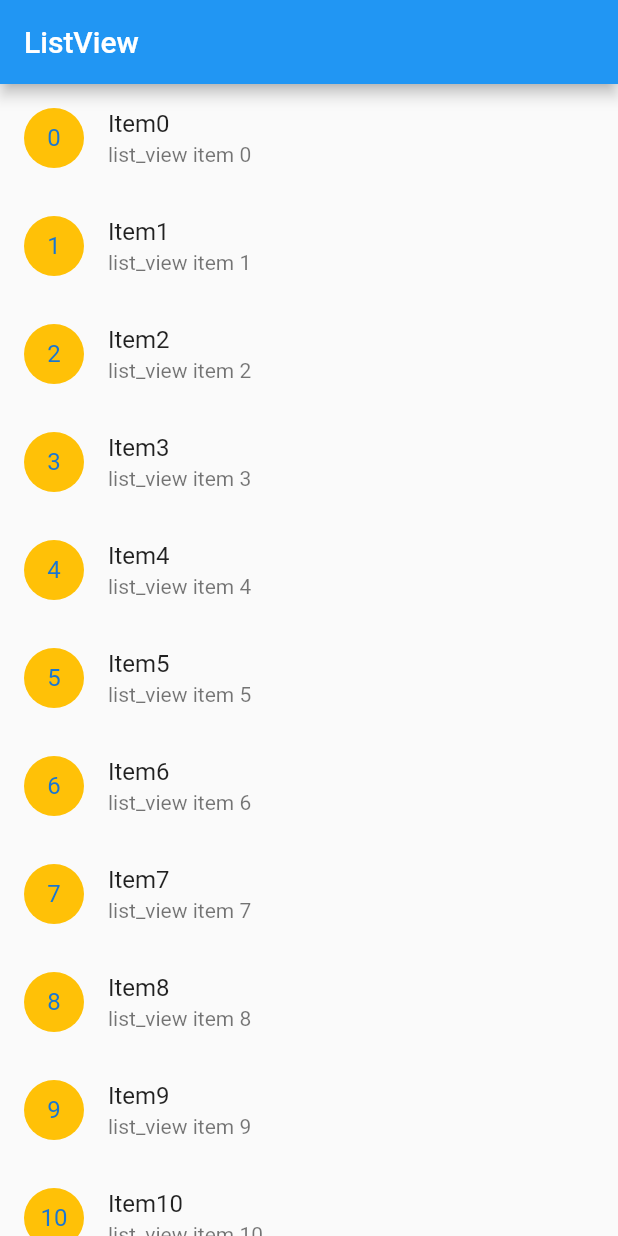
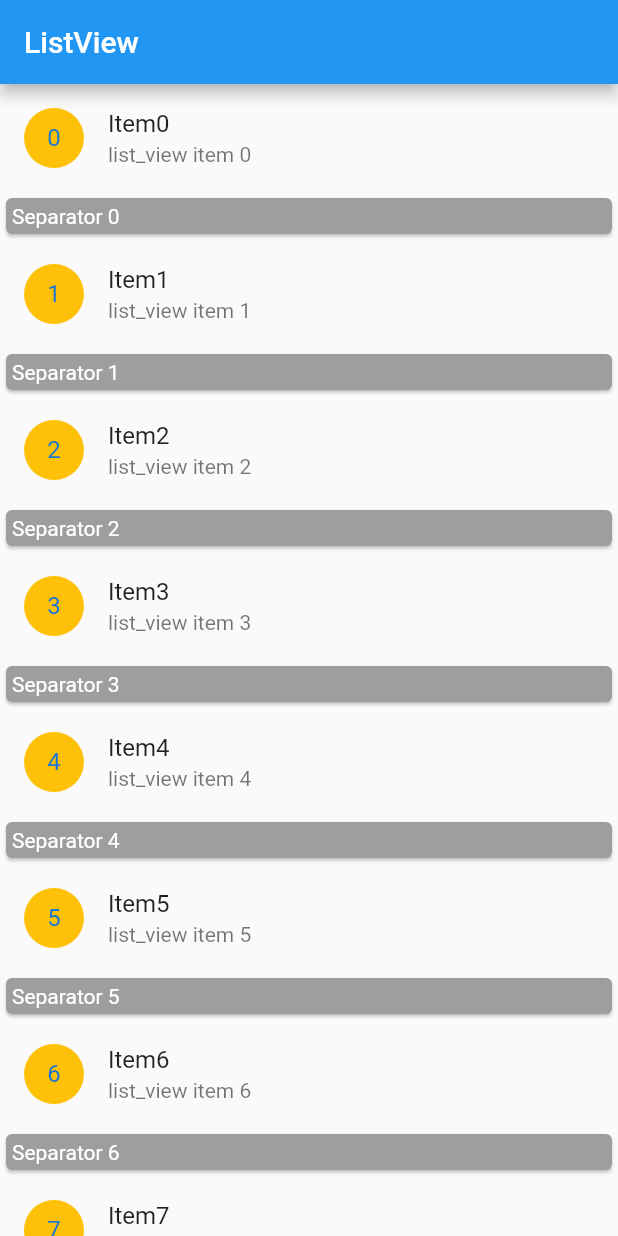
Before and after one commit to KangHuiSoo/repo, a Flutter app: the screen it shows after launch, on a phone screen of 412 x 824 dp. Run offline on Flutter 3.47's test engine with Material 2 defaults, Android fonts, the phone set to English and light mode, and no system bars; our stand-ins replace bloc, equatable, flutter_bloc, get, image_picker, rxdart and 1 more.

Commit message:
ListView.separator 예제

```diff
--- a/flutter/list_view/lib/main.dart
+++ b/flutter/list_view/lib/main.dart
@@ -15,7 +15,7 @@ class MyApp extends StatelessWidget {
         appBar: AppBar(
           title: Text('ListView'),
         ),
-        body: _listViewBuilder(),
+        body: _listViewSeparator(),
       ),
     );
   }
@@ -56,9 +56,8 @@ class MyApp extends StatelessWidget {
     );
   }
 
-
-  //ListView.builder 사용 예제
-  Widget _listViewBuilder(){
+  //ListView.builder
+  Widget _listViewBuilder() {
     return ListView.builder(
       physics: BouncingScrollPhysics(),
       itemCount: 30,
@@ -75,4 +74,34 @@ class MyApp extends StatelessWidget {
     );
   }
 
+
+  //ListView.Separator
+  Widget _listViewSeparator(){
+    return ListView.separated(
+      physics: BouncingScrollPhysics(),
+      itemCount: 30,
+      itemBuilder: (context, index) {
+        return ListTile(
+          title: Text('Item$index'),
+          subtitle: Text('list_view item $index'),
+          leading: CircleAvatar(
+            backgroundColor: Colors.amber,
+            child: Text(index.toString()),
+          ),
+        );
+      },
+      separatorBuilder: (context, index) {
+        return Card(
+          color: Colors.grey,
+          child: Padding(
+            padding: const EdgeInsets.all(4.0),
+            child: Text(
+              'Separator $index',
+              style: TextStyle(color: Colors.white),
+            ),
+          ),
+        );
+      },
+    );
+  }
 }
```
